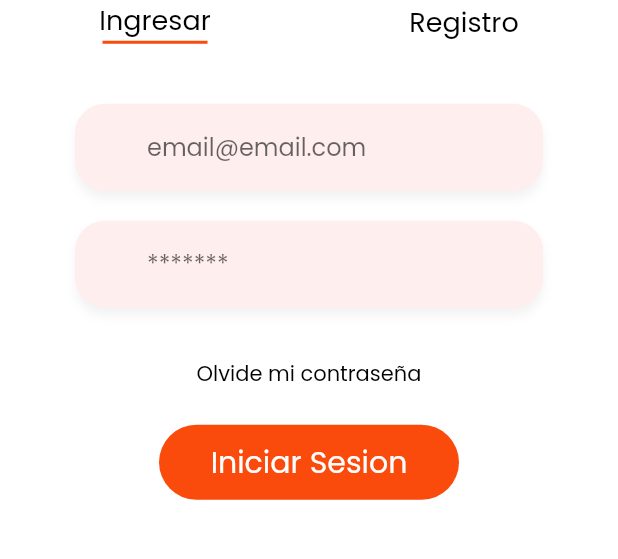
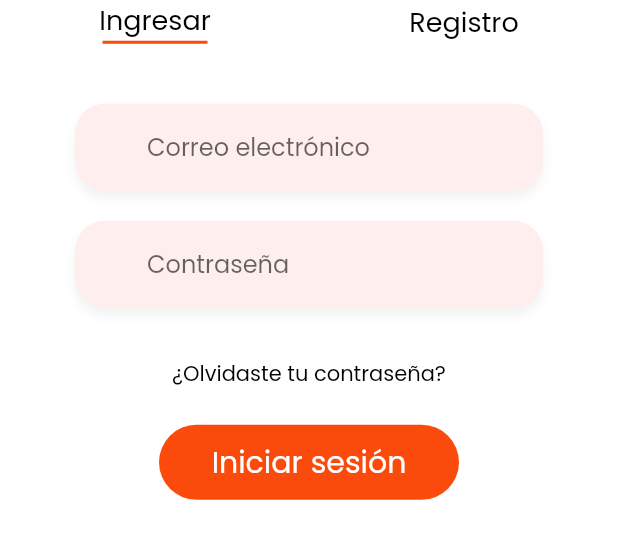
Before and after one commit to Julian-Arturo/recetas-cocina, a Flutter app: the LoginPage screen opened by its route, on a phone screen of 412 x 824 dp, the part 518-1077 px from its top. Run offline on Flutter 3.47's test engine with Material 2 defaults, Android fonts, the phone set to English and light mode, and no system bars; our stand-ins replace cloud_firestore, firebase_auth, firebase_core; accounts and stored records are empty; network calls fail.

Commit message:
ultimos cambios

```diff
--- a/lib/main.dart
+++ b/lib/main.dart
@@ -25,9 +25,6 @@ class MyApp extends StatelessWidget {
           create: (_) => LogicController(),
         ),
         ChangeNotifierProvider(
-          create: (_) => SingInEmail(),
-        ),
-        ChangeNotifierProvider(
           create: (_) => SignUpEmail(),
         ),
         ChangeNotifierProvider(
--- a/lib/pages/login_page/components/forgot_password.dart
+++ b/lib/pages/login_page/components/forgot_password.dart
@@ -32,7 +32,7 @@ class ForgotPassword extends StatelessWidget {
                 padding: const EdgeInsets.symmetric(horizontal: 50),
                 child: CustomInput(
                   color: const Color(0xffFEEEEE),
-                  placerholder: 'email@email.com',
+                  placeholder: 'email@email.com',
                   keyboardType: TextInputType.emailAddress,
                   textController: singIn.emailCtrl,
                 ),
--- a/lib/pages/login_page/components/form_login.dart
+++ b/lib/pages/login_page/components/form_login.dart
@@ -5,11 +5,11 @@ import 'package:receta_cocina/widget/custom_button.dart';
 import 'package:receta_cocina/widget/custom_input.dart';
 
 class FormLogin extends StatelessWidget {
-  const FormLogin({super.key});
+  const FormLogin({Key? key}) : super(key: key);
 
   @override
   Widget build(BuildContext context) {
-    final singIn = Provider.of<SingInEmail>(context);
+    final signIn = SingInEmail();
     return ScaffoldMessenger(
       child: Container(
         margin: const EdgeInsets.only(top: 40),
@@ -19,33 +19,36 @@ class FormLogin extends StatelessWidget {
             children: [
               CustomInput(
                 color: const Color(0xffFEEEEE),
-                placerholder: 'email@email.com',
+                placeholder: 'Correo electrónico',
                 keyboardType: TextInputType.emailAddress,
-                textController: singIn.emailCtrl,
+                textController: signIn.emailCtrl,
               ),
               CustomInput(
                 color: const Color(0xffFEEEEE),
-                placerholder: '*******',
-                textController: singIn.passCtrl,
+                placeholder: 'Contraseña',
+                textController: signIn.passCtrl,
                 isPassword: true,
               ),
               TextButton(
-                  onPressed: () => Navigator.pushNamed(context, "password"),
-                  child: const Text(
-                    "Olvide mi contraseña",
-                    style: TextStyle(color: Colors.black),
-                  )),
+                onPressed: () {
+                  signIn.forgotPassword(context);
+                },
+                child: const Text(
+                  '¿Olvidaste tu contraseña?',
+                  style: TextStyle(color: Colors.black),
+                ),
+              ),
               CustomButton(
                 colortext: Colors.white,
                 color: const Color(0xffFA4A0C),
-                text: "Iniciar Sesion",
+                text: 'Iniciar sesión',
                 ontap: () {
-                  singIn.signInEmail(context);
+                  signIn.signInEmail(context);
                 },
                 width: 200,
                 height: 50,
                 margin: const EdgeInsets.only(top: 10),
-              )
+              ),
             ],
           ),
         ),
--- a/lib/pages/login_page/components/form_register.dart
+++ b/lib/pages/login_page/components/form_register.dart
@@ -17,13 +17,13 @@ class FormRegister extends StatelessWidget {
         children: [
           CustomInput(
             color: const Color(0xffFEEEEE),
-            placerholder: 'email@email.com',
+            placeholder: 'email@email.com',
             keyboardType: TextInputType.emailAddress,
             textController: singUp.emailCtrl,
           ),
           CustomInput(
             color: const Color(0xffFEEEEE),
-            placerholder: '*******',
+            placeholder: '*******',
             textController: singUp.passCtrl,
             isPassword: true,
           ),
--- a/lib/widget/custom_input.dart
+++ b/lib/widget/custom_input.dart
@@ -2,7 +2,7 @@
 import 'package:flutter/material.dart';
 
 class CustomInput extends StatelessWidget {
-  final String placerholder;
+  final String placeholder;
   final TextEditingController textController;
   final TextInputType keyboardType;
   final bool isPassword;
@@ -11,7 +11,7 @@ class CustomInput extends StatelessWidget {
   final Color? color;
   const CustomInput({
     Key? key,
-    required this.placerholder,
+    required this.placeholder,
     required this.textController,
     this.keyboardType = TextInputType.text,
     this.isPassword = false,
@@ -44,7 +44,7 @@ class CustomInput extends StatelessWidget {
           prefixIcon: Icon(icon),
           focusedBorder: InputBorder.none,
           border: InputBorder.none,
-          hintText: placerholder,
+          hintText: placeholder,
         ),
       ),
     );
```
Also changed, not shown: lib/services/Firebase/sign_in_email.dart (+16 -6 lines), 1 other file.
